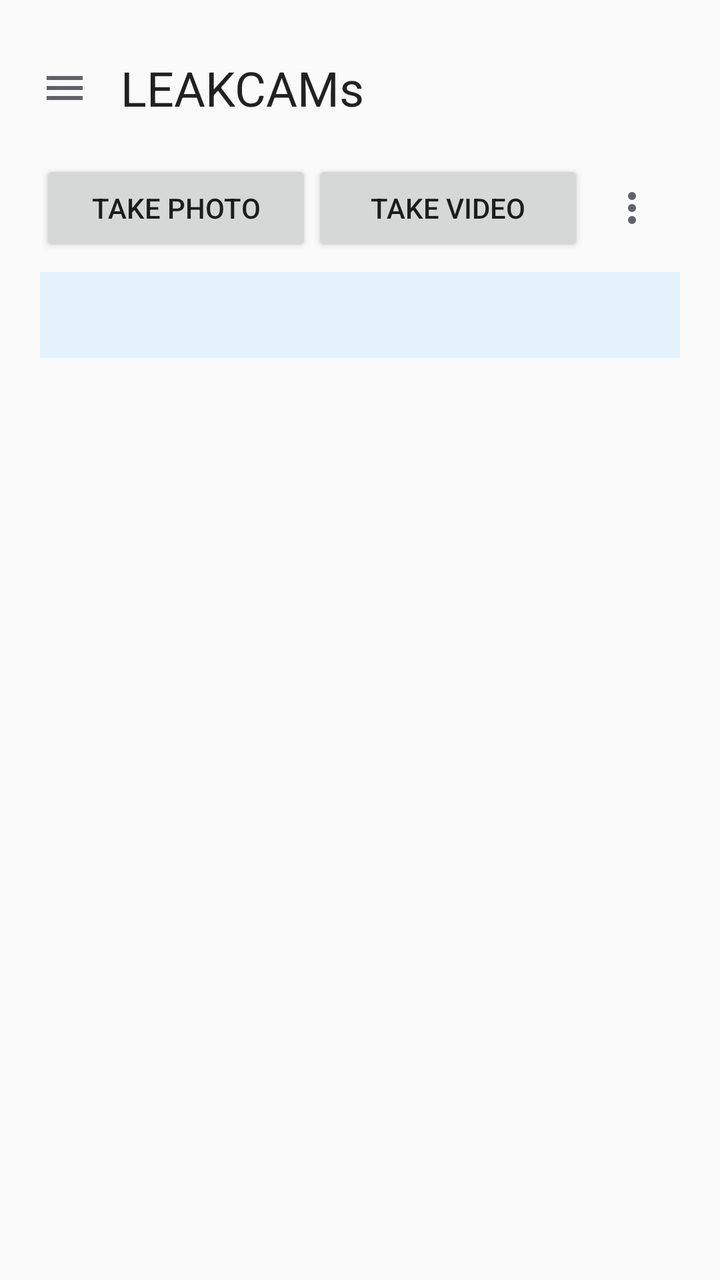
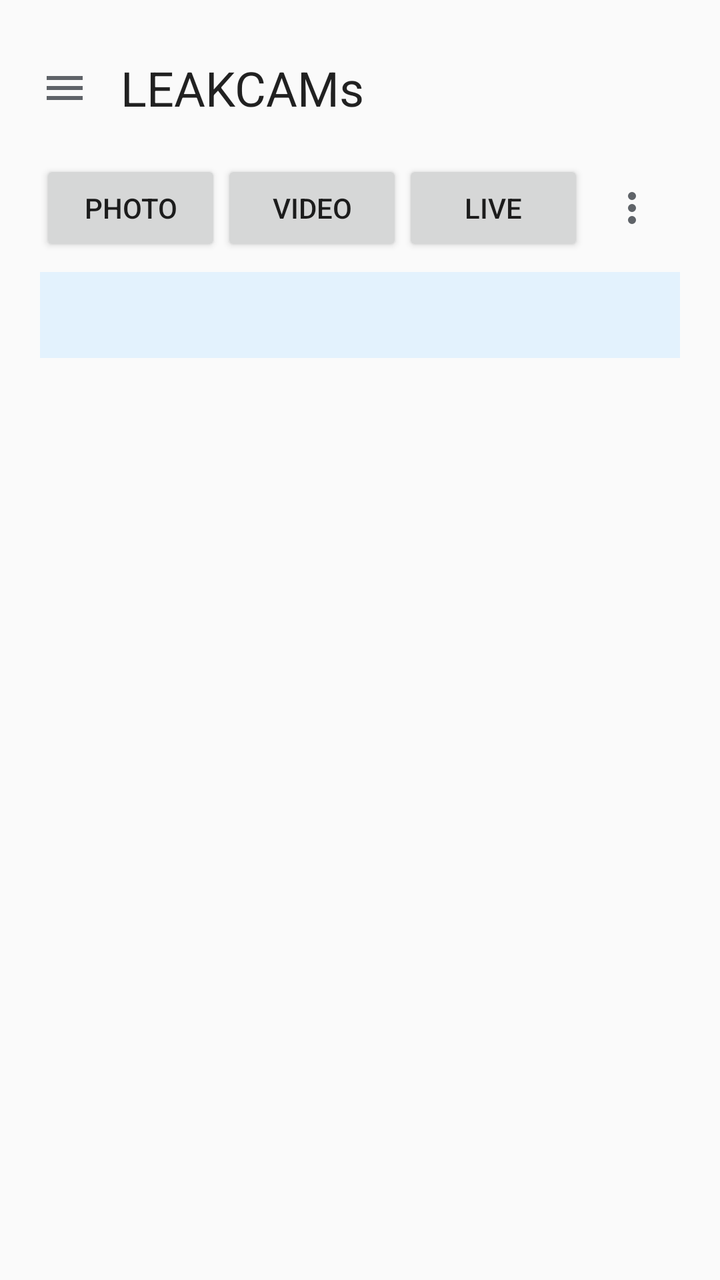

The first picture is an Android layout as it rendered before a commit; the second is the same layout after the commit. The layout source and the unified diff follow.
<!-- AndroidManifest.xml: application theme android:Theme.Material.Light.NoActionBar -->
<!-- res/layout/activity_main.xml -->
<?xml version="1.0" encoding="utf-8"?>
<ScrollView xmlns:android="http://schemas.android.com/apk/res/android"
    android:id="@+id/root"
    android:layout_width="match_parent"
    android:layout_height="match_parent"
    android:fillViewport="true">

    <LinearLayout
        android:layout_width="match_parent"
        android:layout_height="wrap_content"
        android:orientation="vertical"
        android:padding="20dp">

        
        <LinearLayout
            android:layout_width="match_parent"
            android:layout_height="wrap_content"
            android:gravity="center_vertical"
            android:orientation="horizontal">

            <ImageButton
                android:id="@+id/nav_menu"
                android:layout_width="48dp"
                android:layout_height="48dp"
                android:layout_marginStart="-12dp"
                android:background="@null"
                android:contentDescription="@string/nav_menu"
                android:src="@drawable/ic_menu" />

            <TextView
                android:id="@+id/screen_title"
                android:layout_width="wrap_content"
                android:layout_height="wrap_content"
                android:layout_marginStart="4dp"
                android:text="@string/mine_title"
                android:textAppearance="@android:style/TextAppearance.Material.Headline" />
        </LinearLayout>


        
        <LinearLayout
            android:id="@+id/status_panel"
            android:layout_width="match_parent"
            android:layout_height="wrap_content"
            android:orientation="vertical">

            
            <LinearLayout
                android:id="@+id/leak_panel"
                android:layout_width="match_parent"
                android:layout_height="wrap_content"
                android:layout_marginTop="12dp"
                android:background="@drawable/leak_card"
                android:orientation="vertical"
                android:padding="14dp"
                android:visibility="gone">

                <TextView
                    android:id="@+id/leak_title"
                    android:layout_width="match_parent"
                    android:layout_height="wrap_content"
                    android:textAppearance="@android:style/TextAppearance.Material.Title"
                    android:textColor="@color/leak_text" />

                <TextView
                    android:id="@+id/leak_text"
                    android:layout_width="match_parent"
                    android:layout_height="wrap_content"
                    android:layout_marginTop="4dp"
                    android:textColor="@color/leak_text" />

                
                <FrameLayout
                    android:id="@+id/leak_preview"
                    android:layout_width="match_parent"
                    android:layout_height="190dp"
                    android:layout_marginTop="10dp"
                    android:background="@drawable/tile"
                    android:clipToOutline="true">

                    <ProgressBar
                        android:layout_width="32dp"
                        android:layout_height="32dp"
                        android:layout_gravity="center"
                        android:indeterminate="true" />

                    <TextView
                        android:id="@+id/leak_more"
                        android:layout_width="wrap_content"
                        android:layout_height="wrap_content"
                        android:layout_gravity="bottom|end"
                        android:layout_margin="8dp"
                        android:background="@drawable/badge"
                        android:paddingHorizontal="10dp"
                        android:paddingVertical="4dp"
                        android:textColor="#FFFFFFFF"
                        android:visibility="gone" />
                </FrameLayout>

                
                <Button
                    android:id="@+id/leak_not"
                    android:layout_width="wrap_content"
                    android:layout_height="wrap_content"
                    android:layout_marginTop="10dp"
                    android:text="@string/not_leak" />
            </LinearLayout>

            <LinearLayout
                android:id="@+id/mine_list"
                android:layout_width="match_parent"
                android:layout_height="wrap_content"
                android:orientation="vertical" />


            
            <LinearLayout
                android:layout_width="match_parent"
                android:layout_height="wrap_content"
                android:layout_marginTop="12dp"
                android:gravity="center_vertical"
                android:orientation="horizontal">

                
                <Button
                    android:id="@+id/take_photo"
                    android:layout_width="0dp"
                    android:layout_height="wrap_content"
                    android:layout_weight="1"
                    android:ellipsize="end"
                    android:maxLines="1"
                    android:text="@string/take_photo" />

                <Button
                    android:id="@+id/take_video"
                    android:layout_width="0dp"
                    android:layout_height="wrap_content"
                    android:layout_weight="1"
                    android:ellipsize="end"
                    android:maxLines="1"
                    android:text="@string/take_video" />

                <ImageButton
                    android:id="@+id/more"
                    android:layout_width="48dp"
                    android:layout_height="48dp"
                    android:background="@null"
                    android:contentDescription="@string/more"
                    android:src="@drawable/ic_more" />
            </LinearLayout>

            
            <Button
                android:id="@+id/tune_focus"
                android:layout_width="match_parent"
                android:layout_height="wrap_content"
                android:ellipsize="end"
                android:maxLines="1"
                android:visibility="gone" />

            
            <include
                android:id="@+id/main_status"
                layout="@layout/status_block" />

            
            <TextView
                android:id="@+id/pending_list"
                android:layout_width="match_parent"
                android:layout_height="wrap_content"
                android:layout_marginTop="12dp"
                android:lineSpacingExtra="4dp"
                android:paddingHorizontal="12dp"
                android:visibility="gone" />

            
            <LinearLayout
                android:id="@+id/media_list"
                android:layout_width="match_parent"
                android:layout_height="wrap_content"
                android:layout_marginTop="12dp"
                android:orientation="vertical"
                android:paddingHorizontal="12dp"
                android:visibility="gone" />
        </LinearLayout>

        
        <LinearLayout
            android:id="@+id/setup_panel"
            android:layout_width="match_parent"
            android:layout_height="wrap_content"
            android:orientation="vertical"
            android:visibility="gone">

        <TextView
            android:id="@+id/intro"
            android:layout_width="match_parent"
            android:layout_height="wrap_content"
            android:layout_marginTop="8dp"
            android:text="@string/intro" />

        
        <TextView
            android:id="@+id/step1"
            style="@style/Step"
            android:text="@string/step1" />

        <TextView
            android:id="@+id/step2"
            style="@style/Step"
            android:text="@string/step2" />

        <TextView
            android:id="@+id/step3"
            style="@style/Step"
            android:text="@string/step3" />

        <TextView
            android:id="@+id/step4"
            style="@style/Step"
            android:text="@string/step4" />


        <EditText
            android:id="@+id/ssid"
            android:layout_width="match_parent"
            android:layout_height="wrap_content"
            android:layout_marginTop="16dp"
            android:hint="@string/ssid"
            android:importantForAutofill="no"
            android:inputType="text"
            android:maxLines="1" />

        <EditText
            android:id="@+id/password"
            android:layout_width="match_parent"
            android:layout_height="wrap_content"
            android:hint="@string/password"
            android:importantForAutofill="no"
            android:inputType="textPassword"
            android:maxLines="1" />

        <CheckBox
            android:id="@+id/show_password"
            android:layout_width="wrap_content"
            android:layout_height="wrap_content"
            android:text="@string/show_password" />

        
        <LinearLayout
            android:layout_width="match_parent"
            android:layout_height="wrap_content"
            android:layout_marginTop="16dp"
            android:gravity="center_vertical"
            android:orientation="horizontal">

            <Button
                android:id="@+id/send"
                android:layout_width="0dp"
                android:layout_height="wrap_content"
                android:layout_weight="1"
                android:ellipsize="end"
                android:maxLines="1"
                android:text="@string/send" />

            <ImageButton
                android:id="@+id/setup_more"
                android:layout_width="48dp"
                android:layout_height="48dp"
                android:background="@null"
                android:contentDescription="@string/more"
                android:src="@drawable/ic_more"
                android:visibility="invisible" />
        </LinearLayout>

        
        <RadioGroup
            android:id="@+id/devices"
            android:layout_width="match_parent"
            android:layout_height="wrap_content"
            android:layout_marginTop="12dp" />

        
        <include
            android:id="@+id/setup_status"
            layout="@layout/status_block" />

        </LinearLayout>
    </LinearLayout>
</ScrollView>
<!-- res/layout/status_block.xml (included above) -->
<?xml version="1.0" encoding="utf-8"?>
<LinearLayout xmlns:android="http://schemas.android.com/apk/res/android"
    android:layout_width="match_parent"
    android:layout_height="wrap_content"
    android:layout_marginTop="8dp"
    android:background="@color/help_background"
    android:orientation="vertical"
    android:padding="12dp">

    <LinearLayout
        android:id="@+id/busy_row"
        android:layout_width="match_parent"
        android:layout_height="wrap_content"
        android:layout_marginBottom="8dp"
        android:gravity="center_vertical"
        android:orientation="horizontal"
        android:visibility="gone">

        <ProgressBar
            android:layout_width="18dp"
            android:layout_height="18dp"
            android:indeterminate="true" />

        <TextView
            android:id="@+id/busy_text"
            android:layout_width="wrap_content"
            android:layout_height="wrap_content"
            android:layout_marginStart="10dp"
            android:textColor="#FF757575" />
    </LinearLayout>

    <TextView
        android:id="@+id/status_text"
        android:layout_width="match_parent"
        android:layout_height="wrap_content"
        android:lineSpacingExtra="2dp"
        android:textAppearance="@android:style/TextAppearance.Material.Body1" />
</LinearLayout>
<!-- resources referenced by this layout -->
<resources>
  <color name="help_background">#FFE3F2FD</color>
  <color name="leak_text">#FFB00020</color>
  <!-- drawable badge (drawable) -->
  <?xml version="1.0" encoding="utf-8"?>
  <shape xmlns:android="http://schemas.android.com/apk/res/android" android:shape="rectangle">
      <solid android:color="#B3000000" />
      <corners android:radius="12dp" />
  </shape>
  <!-- drawable ic_menu (drawable) -->
  <?xml version="1.0" encoding="utf-8"?>
  <vector xmlns:android="http://schemas.android.com/apk/res/android"
      android:width="24dp" android:height="24dp" android:viewportWidth="24" android:viewportHeight="24">
      <path android:fillColor="#FF5F6368"
          android:pathData="M3,18h18v-2H3v2zM3,13h18v-2H3v2zM3,6v2h18V6H3z" />
  </vector>
  <!-- drawable ic_more (drawable) -->
  <?xml version="1.0" encoding="utf-8"?>
  <vector xmlns:android="http://schemas.android.com/apk/res/android"
      android:width="24dp" android:height="24dp" android:viewportWidth="24" android:viewportHeight="24">
      <path android:fillColor="#FF5F6368"
          android:pathData="M12,8a2,2 0,1 0,0 -4a2,2 0,1 0,0 4zM12,14a2,2 0,1 0,0 -4a2,2 0,1 0,0 4zM12,20a2,2 0,1 0,0 -4a2,2 0,1 0,0 4z" />
  </vector>
  <!-- drawable leak_card (drawable) -->
  <?xml version="1.0" encoding="utf-8"?>
  <shape xmlns:android="http://schemas.android.com/apk/res/android" android:shape="rectangle">
      <solid android:color="#FFFFFFFF" />
      <stroke android:width="2dp" android:color="@color/leak_text" />
      <corners android:radius="10dp" />
  </shape>
  <!-- drawable tile (drawable) -->
  <?xml version="1.0" encoding="utf-8"?>
  <shape xmlns:android="http://schemas.android.com/apk/res/android" android:shape="rectangle">
      <solid android:color="@color/tile_background" />
      <corners android:radius="6dp" />
  </shape>
  <string name="intro">Connect your LEAKCAM to Wi-Fi: plug it into the phone or bring it near.</string>
  <string name="mine_title">LEAKCAMs</string>
  <string name="more">more actions</string>
  <string name="nav_menu">Menu</string>
  <string name="not_leak">Not a leak</string>
  <string name="password">Wi-Fi password</string>
  <string name="send">Pair, check and save</string>
  <string name="show_password">Show password</string>
  <string name="ssid">Wi-Fi name (SSID)</string>
  <string name="step1">1. Plug the LEAKCAM into the phone, or bring it near</string>
  <string name="step2">2. Find it</string>
  <string name="step3">3. Enter your Wi-Fi network</string>
  <string name="step4">4. Pair, check and save</string>
  <string name="take_photo">Take photo</string>
  <string name="take_video">Take video</string>
  <style name="Step">
          <item name="android:layout_width">match_parent</item>
          <item name="android:layout_height">wrap_content</item>
          <item name="android:layout_marginTop">6dp</item>
          <item name="android:textAppearance">@android:style/TextAppearance.Material.Subhead</item>
      </style>
  <color name="tile_background">#FFF5F5F5</color>
</resources>

<!-- the commit's change to res/layout/activity_main.xml (unified diff, before → after) -->
@@ -98,12 +98,28 @@
                 </FrameLayout>
 
                 
-                <Button
-                    android:id="@+id/leak_not"
-                    android:layout_width="wrap_content"
+                <LinearLayout
+                    android:layout_width="match_parent"
                     android:layout_height="wrap_content"
                     android:layout_marginTop="10dp"
-                    android:text="@string/not_leak" />
+                    android:orientation="horizontal">
+
+                    <Button
+                        android:id="@+id/leak_live"
+                        android:layout_width="0dp"
+                        android:layout_height="wrap_content"
+                        android:layout_weight="1"
+                        android:maxLines="1"
+                        android:text="@string/leak_live" />
+
+                    <Button
+                        android:id="@+id/leak_not"
+                        android:layout_width="0dp"
+                        android:layout_height="wrap_content"
+                        android:layout_weight="1"
+                        android:maxLines="1"
+                        android:text="@string/not_leak" />
+                </LinearLayout>
             </LinearLayout>
 
             <LinearLayout
@@ -139,6 +155,16 @@
                     android:ellipsize="end"
                     android:maxLines="1"
                     android:text="@string/take_video" />
+
+                
+                <Button
+                    android:id="@+id/live_video"
+                    android:layout_width="0dp"
+                    android:layout_height="wrap_content"
+                    android:layout_weight="1"
+                    android:ellipsize="end"
+                    android:maxLines="1"
+                    android:text="@string/live_video" />
 
                 <ImageButton
                     android:id="@+id/more"
@@ -150,13 +176,48 @@
             </LinearLayout>
 
             
-            <Button
-                android:id="@+id/tune_focus"
-                android:layout_width="match_parent"
-                android:layout_height="wrap_content"
-                android:ellipsize="end"
-                android:maxLines="1"
-                android:visibility="gone" />
+            <LinearLayout
+                android:id="@+id/focus_row"
+                android:layout_width="match_parent"
+                android:layout_height="wrap_content"
+                android:orientation="vertical"
+                android:visibility="gone">
+
+                
+                <TextView
+                    android:id="@+id/focus_what"
+                    android:layout_width="match_parent"
+                    android:layout_height="wrap_content"
+                    android:ellipsize="end"
+                    android:maxLines="2"
+                    android:paddingTop="4dp"
+                    android:textColor="#E65100"
+                    android:textSize="15sp" />
+
+                <LinearLayout
+                    android:layout_width="match_parent"
+                    android:layout_height="wrap_content"
+                    android:orientation="horizontal">
+
+                    <Button
+                        android:id="@+id/tune_focus"
+                        android:layout_width="0dp"
+                        android:layout_height="wrap_content"
+                        android:layout_weight="1"
+                        android:ellipsize="end"
+                        android:maxLines="1"
+                        android:text="@string/focus_menu" />
+
+                    <Button
+                        android:id="@+id/ignore_cam"
+                        android:layout_width="0dp"
+                        android:layout_height="wrap_content"
+                        android:layout_weight="1"
+                        android:ellipsize="end"
+                        android:maxLines="1"
+                        android:text="@string/ignore_button" />
+                </LinearLayout>
+            </LinearLayout>
 
             
             <include
<!-- resource entries referenced after the edit -->
@@ -35,7 +35,11 @@
       <solid android:color="@color/tile_background" />
       <corners android:radius="6dp" />
   </shape>
+  <string name="focus_menu">Tune focus</string>
+  <string name="ignore_button">Ignore camera</string>
   <string name="intro">Connect your LEAKCAM to Wi-Fi: plug it into the phone or bring it near.</string>
+  <string name="leak_live">Live video</string>
+  <string name="live_video">Live</string>
   <string name="mine_title">LEAKCAMs</string>
   <string name="more">more actions</string>
   <string name="nav_menu">Menu</string>
@@ -48,8 +52,8 @@
   <string name="step2">2. Find it</string>
   <string name="step3">3. Enter your Wi-Fi network</string>
   <string name="step4">4. Pair, check and save</string>
-  <string name="take_photo">Take photo</string>
-  <string name="take_video">Take video</string>
+  <string name="take_photo">Photo</string>
+  <string name="take_video">Video</string>
   <style name="Step">
           <item name="android:layout_width">match_parent</item>
           <item name="android:layout_height">wrap_content</item>
